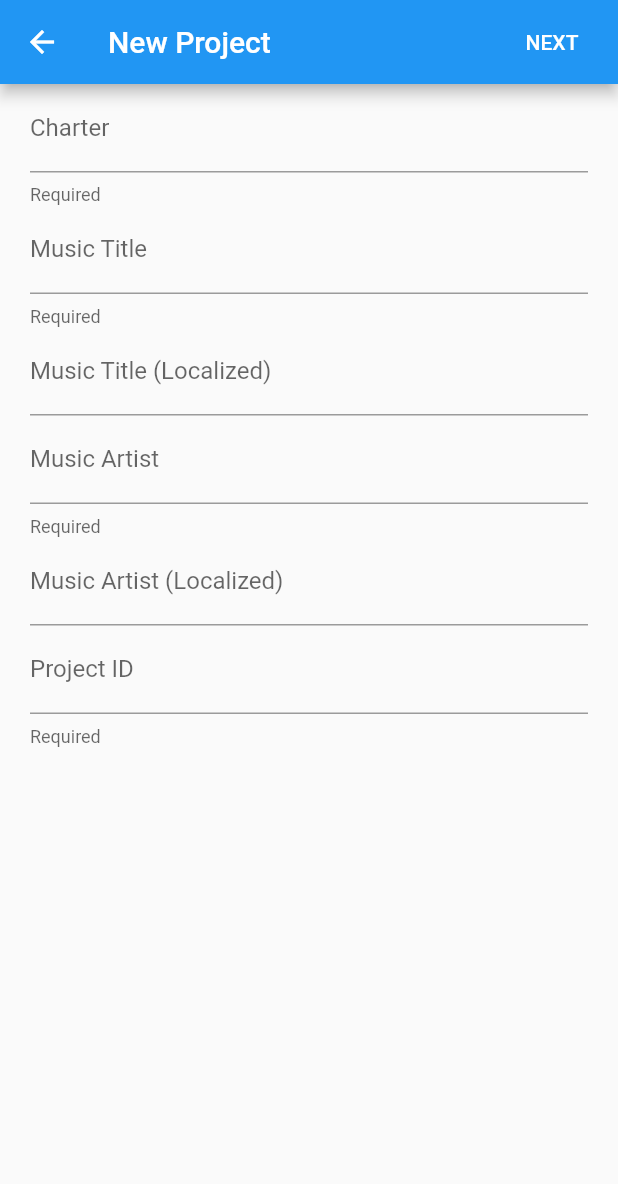
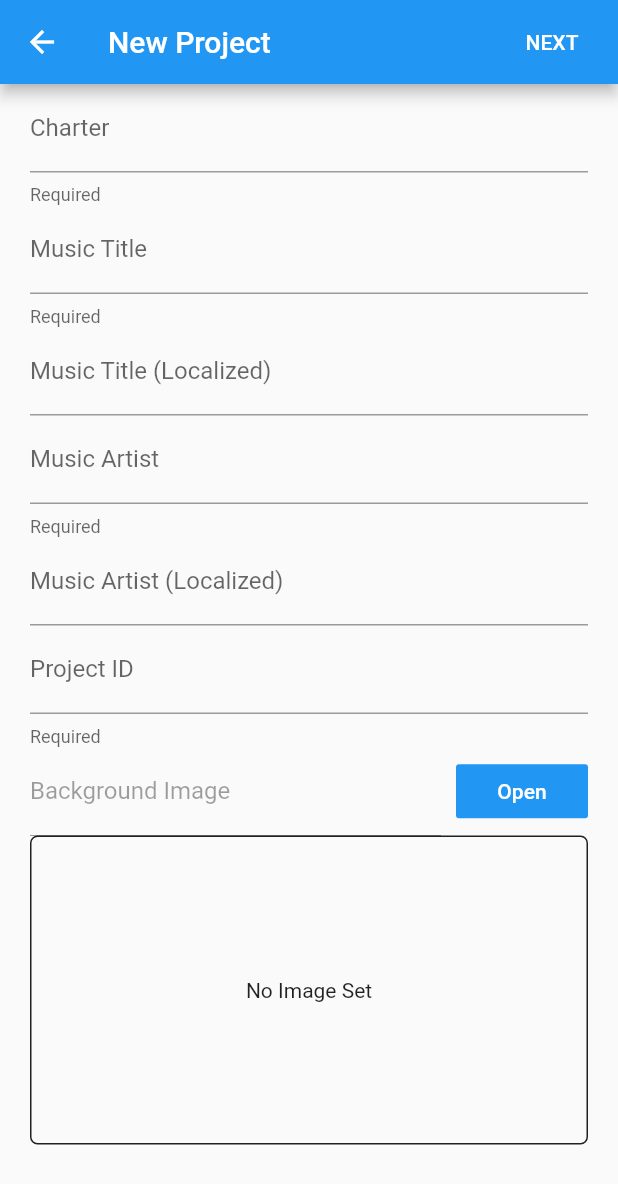
Before and after one commit to TigorLazuardi/cytogenesis, a Flutter app: the CreateNewProjectScreen screen opened by its route, on a phone screen of 412 x 824 dp. Shown: the top 1184 px of the screen. Run offline on Flutter 3.47's test engine with Material 2 defaults, Android fonts, the phone set to English and light mode, and no system bars; our stand-ins replace community_material_icon, file_picker; missing offline and left inert: universal_html.

Commit message:
added image picker

```diff
--- a/lib/screens/create_new.dart
+++ b/lib/screens/create_new.dart
@@ -1,3 +1,6 @@
+import 'dart:io';
+
+import 'package:file_picker/file_picker.dart';
 import 'package:flutter/material.dart';
 import 'package:flutter/foundation.dart';
 
@@ -7,6 +10,9 @@ const _artistSource = 'artist_source';
 const _charter = 'charter';
 const _illustrator = 'illustrator';
 const _illustratorSource = 'illustrator_source';
+const _backgroundPath = 'background_path';
+const _musicPath = 'music_path';
+const _previewPath = 'preview_path';
 const _musicTitle = 'title';
 const _musicTitleLocal = 'title_localized';
 const _projectID = 'id';
@@ -18,6 +24,8 @@ class CreateNewProjectScreen extends StatefulWidget {
 
 class _CreateNewProjectScreenState extends State<CreateNewProjectScreen> {
   bool isModified = false;
+  GlobalKey<FormState> formKey;
+  String projectTitle = 'New Project';
 
   setModifiedtoTrue() {
     isModified = true;
@@ -25,6 +33,20 @@ class _CreateNewProjectScreenState extends State<CreateNewProjectScreen> {
 
   setModifiedtoFalse() {
     isModified = false;
+  }
+
+  setGlobalKey(GlobalKey<FormState> key) {
+    formKey = key;
+  }
+
+  setProjectTitle(String title) {
+    setState(() {
+      if (title.isEmpty) {
+        projectTitle = 'New Project';
+      } else {
+        projectTitle = title;
+      }
+    });
   }
 
   Future<bool> _onWillPop() async {
@@ -37,11 +59,11 @@ class _CreateNewProjectScreenState extends State<CreateNewProjectScreen> {
               actions: <Widget>[
                 new FlatButton(
                   onPressed: () => Navigator.of(context).pop(false),
-                  child: new Text('Cancel'),
+                  child: Text('Cancel'),
                 ),
                 new FlatButton(
                   onPressed: () => Navigator.of(context).pop(true),
-                  child: new Text('Yes'),
+                  child: Text('Yes'),
                 ),
               ],
             ),
@@ -57,7 +79,7 @@ class _CreateNewProjectScreenState extends State<CreateNewProjectScreen> {
       onWillPop: _onWillPop,
       child: Scaffold(
         appBar: AppBar(
-          title: Text('New Project'),
+          title: Text(projectTitle, overflow: TextOverflow.ellipsis),
           actions: <Widget>[
             FlatButton(
               child: Text(
@@ -71,6 +93,7 @@ class _CreateNewProjectScreenState extends State<CreateNewProjectScreen> {
         body: _ProjectForm(
           setModifiedtoFalse: setModifiedtoFalse,
           setModifiedtoTrue: setModifiedtoTrue,
+          setProjectTitle: setProjectTitle,
         ),
       ),
     );
@@ -80,12 +103,16 @@ class _CreateNewProjectScreenState extends State<CreateNewProjectScreen> {
 class _ProjectForm extends StatefulWidget {
   final Function setModifiedtoFalse;
   final Function setModifiedtoTrue;
-  _ProjectForm({this.setModifiedtoFalse, this.setModifiedtoTrue});
+  final Function setProjectTitle;
+  _ProjectForm(
+      {this.setModifiedtoFalse, this.setModifiedtoTrue, this.setProjectTitle});
 
   @override
   _ProjectFormState createState() {
     return _ProjectFormState(
-        cbToFalse: setModifiedtoFalse, cbToTrue: setModifiedtoTrue);
+        cbToFalse: setModifiedtoFalse,
+        cbToTrue: setModifiedtoTrue,
+        setProjectTitle: setProjectTitle);
   }
 }
 
@@ -93,7 +120,11 @@ class _ProjectFormState extends State<_ProjectForm> {
   bool isModified;
   final Function cbToFalse;
   final Function cbToTrue;
+  final Function(String) setProjectTitle;
   final formKey = GlobalKey<FormState>();
+  File _imageFile;
+  String _backgroundImagePath = 'Background Image';
+  File _musicFile;
 
   Map<String, TextEditingController> _controllers = {
     _artist: TextEditingController(),
@@ -104,10 +135,13 @@ class _ProjectFormState extends State<_ProjectForm> {
     _illustratorSource: TextEditingController(),
     _musicTitle: TextEditingController(),
     _musicTitleLocal: TextEditingController(),
+    _backgroundPath: TextEditingController(),
+    _musicPath: TextEditingController(),
+    _previewPath: TextEditingController(),
     _projectID: TextEditingController(),
   };
 
-  _ProjectFormState({this.cbToFalse, this.cbToTrue});
+  _ProjectFormState({this.cbToFalse, this.cbToTrue, this.setProjectTitle});
 
   RegExp _projectIDRegexTest = new RegExp(
     r"^[\w\.\_\-\~]]*$",
@@ -138,6 +172,24 @@ class _ProjectFormState extends State<_ProjectForm> {
     );
   }
 
+  _setImage() async {
+    var img = await FilePicker.getFile(
+      type: FileType.custom,
+      allowedExtensions: ['jpg', 'jpeg', 'png'],
+    );
+    if (img != null) {
+      _controllers[_musicPath].text = img.path;
+      setState(() {
+        _backgroundImagePath = 'Image: ' + img.path.split('/').last;
+        _imageFile = img;
+      });
+    } else {
+      setState(() {
+        _backgroundImagePath = 'Background Image';
+      });
+    }
+  }
+
   @override
   void initState() {
     super.initState();
@@ -148,6 +200,9 @@ class _ProjectFormState extends State<_ProjectForm> {
         }
       });
     }
+    _controllers[_musicTitle].addListener(() {
+      setProjectTitle(_controllers[_musicTitle].text);
+    });
   }
 
   @override
@@ -214,6 +269,58 @@ class _ProjectFormState extends State<_ProjectForm> {
                 return null;
               },
             ),
+            Row(
+              children: <Widget>[
+                Expanded(
+                  child: TextFormField(
+                    enabled: false,
+                    decoration: InputDecoration(
+                      labelText: _backgroundImagePath,
+                    ),
+                  ),
+                ),
+                Container(
+                  child: FlatButton(
+                    child: Text('Open', style: TextStyle(color: Colors.white)),
+                    onPressed: _setImage,
+                    color: Colors.blue,
+                  ),
+                  margin: EdgeInsets.only(left: 10),
+                ),
+              ],
+            ),
+            _imageFile == null
+                ? GestureDetector(
+                    child: Container(
+                      decoration: BoxDecoration(
+                        border: Border.all(
+                          color: Colors.black87,
+                          width: 1,
+                        ),
+                        borderRadius: BorderRadius.all(Radius.circular(5)),
+                      ),
+                      padding: EdgeInsets.all(4),
+                      child: Center(child: Text('No Image Set')),
+                      width: MediaQuery.of(context).size.width,
+                      height: MediaQuery.of(context).size.height / 4,
+                    ),
+                    onTap: _setImage,
+                  )
+                : Container(
+                    decoration: BoxDecoration(
+                      border: Border.all(
+                        color: Colors.black87,
+                        width: 1,
+                      ),
+                      borderRadius: BorderRadius.all(Radius.circular(5)),
+                    ),
+                    padding: EdgeInsets.all(4),
+                    child: Image.file(
+                      _imageFile,
+                      fit: BoxFit.contain,
+                    ),
+                    width: MediaQuery.of(context).size.width,
+                  ),
           ],
         ),
       ),
--- a/pubspec.yaml
+++ b/pubspec.yaml
@@ -25,6 +25,7 @@ dependencies:
   path_provider: ^1.6.8
   community_material_icon: ^3.5.0
   universal_html: ^1.2.1
+  file_picker: ^1.7.1
   flutter:
     sdk: flutter
 
```
Also changed, not shown: pubspec.lock.
